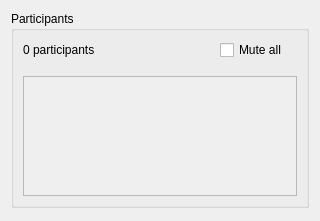
This is UiModule/ui/VoiceControl.ui in realXtend/tundra as Qt 5 draws it before an edit. The edited form follows.
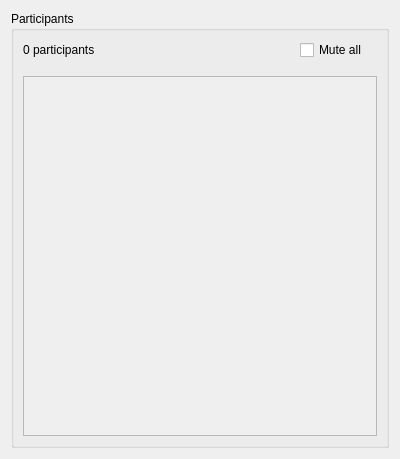
This is the edited form.

Commit message: Clean up voice participant list ui.

The edit to the form file:
```diff
--- a/UiModule/ui/VoiceControl.ui
+++ b/UiModule/ui/VoiceControl.ui
@@ -6,8 +6,8 @@
    <rect>
     <x>0</x>
     <y>0</y>
-    <width>320</width>
-    <height>221</height>
+    <width>400</width>
+    <height>459</height>
    </rect>
   </property>
   <property name="minimumSize">
@@ -82,8 +82,8 @@
           <rect>
            <x>0</x>
            <y>0</y>
-           <width>280</width>
-           <height>118</height>
+           <width>360</width>
+           <height>369</height>
           </rect>
          </property>
          <property name="minimumSize">
@@ -126,19 +126,6 @@
      </layout>
     </widget>
    </item>
-   <item>
-    <spacer name="verticalSpacer">
-     <property name="orientation">
-      <enum>Qt::Vertical</enum>
-     </property>
-     <property name="sizeHint" stdset="0">
-      <size>
-       <width>20</width>
-       <height>50</height>
-      </size>
-     </property>
-    </spacer>
-   </item>
   </layout>
  </widget>
  <resources/>
```
